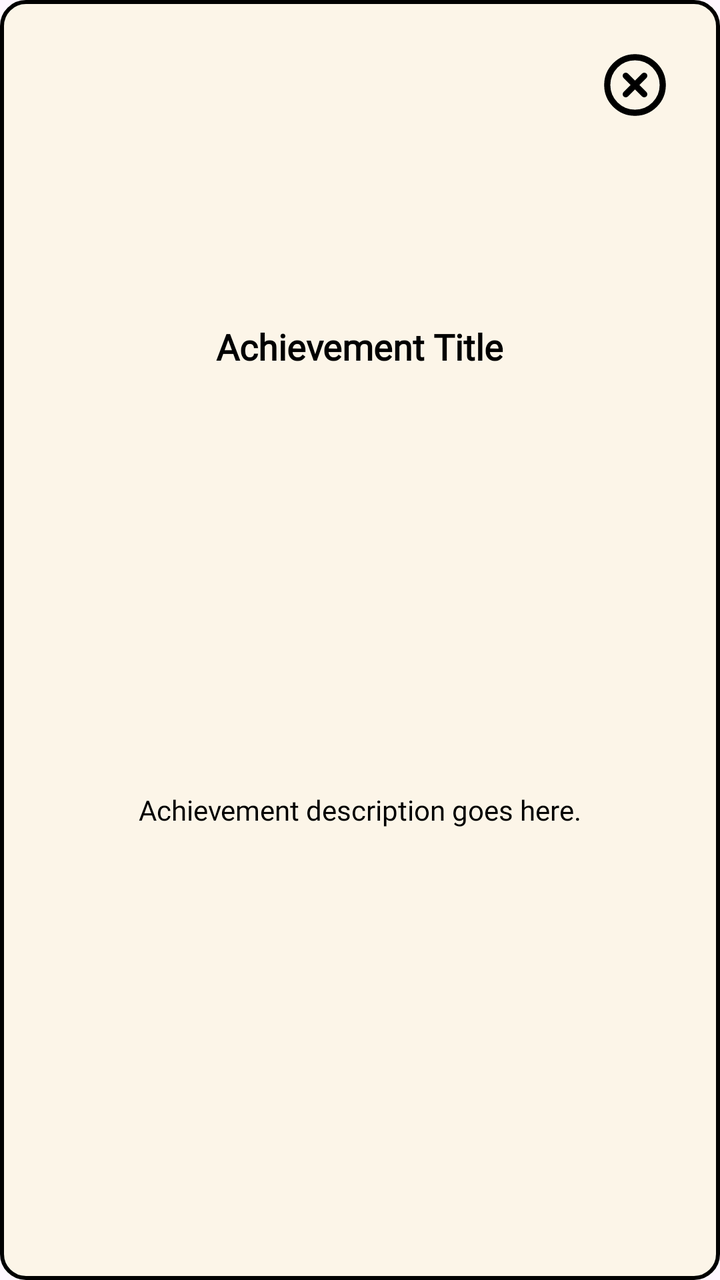
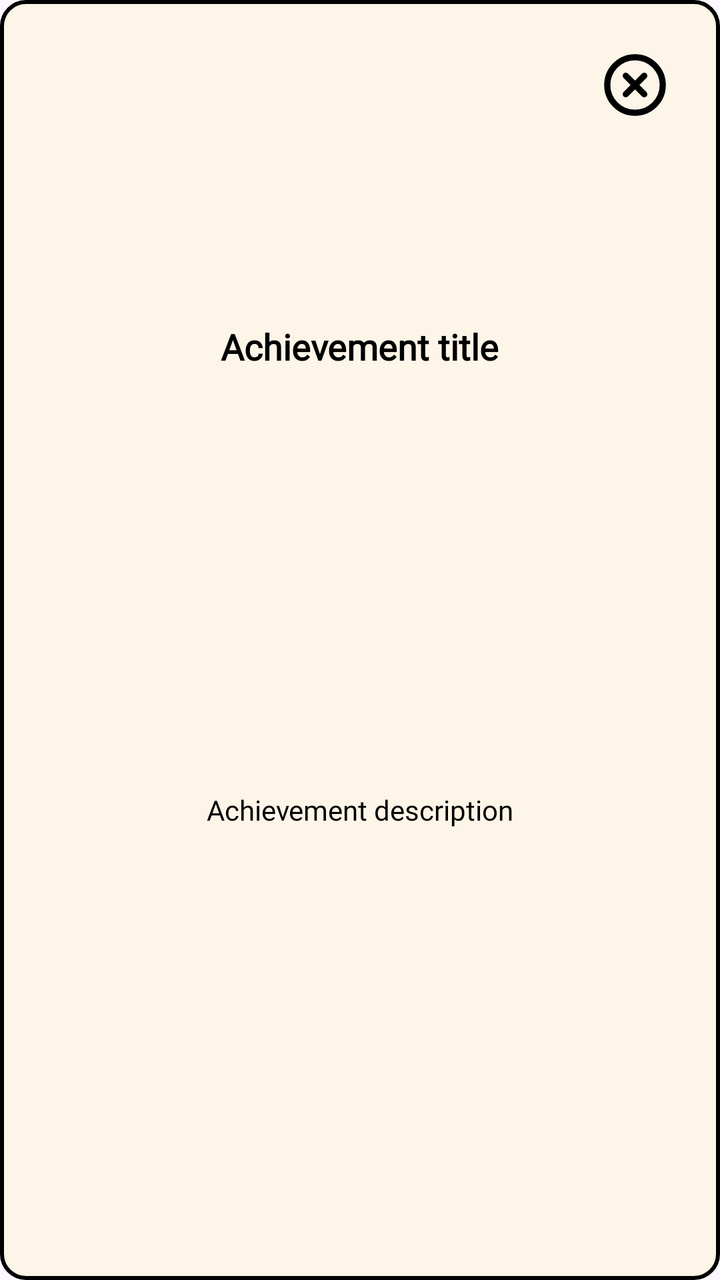

Compare the two renders of this Android layout. The source of the first and the diff that turns it into the second are given below.
<!-- AndroidManifest.xml: application theme Theme.BudgetBuddy -->
<!-- res/layout/dialog_achievement_popup.xml -->
<?xml version="1.0" encoding="utf-8"?>
<androidx.constraintlayout.widget.ConstraintLayout
    xmlns:android="http://schemas.android.com/apk/res/android"
    xmlns:app="http://schemas.android.com/apk/res-auto"
    android:id="@+id/dialogContainer"
    android:layout_width="300dp"
    android:layout_height="300dp"
    android:background="@drawable/achievement_item_bg"
    android:padding="16dp">

    
    <ImageView
        android:id="@+id/btnDismiss"
        android:layout_width="37dp"
        android:layout_height="37dp"
        android:layout_margin="8dp"
        android:src="@drawable/ic_close"
        android:contentDescription="Close"
        android:background="?attr/selectableItemBackgroundBorderless"
        app:tint="@android:color/black"
        app:layout_constraintTop_toTopOf="parent"
        app:layout_constraintEnd_toEndOf="parent" />

    
    <ImageView
        android:id="@+id/popupIcon"
        android:layout_width="64dp"
        android:layout_height="64dp"
        android:layout_marginTop="24dp"
        android:contentDescription="Achievement Icon"
        app:layout_constraintTop_toBottomOf="@id/btnDismiss"
        app:layout_constraintStart_toStartOf="parent"
        app:layout_constraintEnd_toEndOf="parent" />

    
    <TextView
        android:id="@+id/popupTitle"
        android:layout_width="wrap_content"
        android:layout_height="wrap_content"
        android:text="Achievement Title"
        android:textStyle="bold"
        android:textSize="18sp"
        android:textColor="@android:color/black"
        android:fontFamily="@font/outfit_bold"
        app:layout_constraintTop_toBottomOf="@id/popupIcon"
        app:layout_constraintStart_toStartOf="parent"
        app:layout_constraintEnd_toEndOf="parent"
        android:layout_marginTop="12dp" />

    
    <TextView
        android:id="@+id/popupMessage"
        android:layout_width="0dp"
        android:layout_height="wrap_content"
        android:text="Achievement description goes here."
        android:textAlignment="center"
        android:textColor="@android:color/black"
        android:textSize="14sp"
        android:fontFamily="@font/outfit_regular"
        app:layout_constraintTop_toBottomOf="@id/popupTitle"
        app:layout_constraintStart_toStartOf="parent"
        app:layout_constraintEnd_toEndOf="parent"
        app:layout_constraintBottom_toBottomOf="parent"
        android:layout_margin="16dp" />
</androidx.constraintlayout.widget.ConstraintLayout>
<!-- resources referenced by this layout -->
<resources>
  <!-- drawable achievement_item_bg (drawable) -->
  <?xml version="1.0" encoding="utf-8"?>
  <shape xmlns:android="http://schemas.android.com/apk/res/android" android:shape="rectangle">
      <solid android:color="@color/cream" />
      <corners android:radius="12dp" />
      <stroke android:width="2dp" android:color="@color/black" />
      <padding android:left="8dp" android:top="8dp" android:right="8dp" android:bottom="8dp" />
  </shape>
  <!-- drawable ic_close (drawable) -->
  <vector xmlns:android="http://schemas.android.com/apk/res/android"
      android:width="800dp"
      android:height="800dp"
      android:viewportWidth="24"
      android:viewportHeight="24">
    <path
        android:pathData="M9,9L12,12M12,12L15,15M12,12L9,15M12,12L15,9M12,21C7.029,21 3,16.971 3,12C3,7.029 7.029,3 12,3C16.971,3 21,7.029 21,12C21,16.971 16.971,21 12,21Z"
        android:strokeLineJoin="round"
        android:strokeWidth="2"
        android:fillColor="#00000000"
        android:strokeColor="#000000"
        android:strokeLineCap="round"/>
  </vector>
  <style name="Theme.BudgetBuddy" parent="Base.Theme.BudgetBuddy" />
  <color name="cream">#FCF5E8</color>
  <color name="black">#FF000000</color>
  <style name="Base.Theme.BudgetBuddy" parent="Theme.Material3.DayNight.NoActionBar">
          
          
          <item name="colorPrimary">@color/teal</item>
          <item name="colorOnPrimary">@color/white</item>
          <item name="materialButtonStyle">@style/CustomDefaultButton</item>
      </style>
  <color name="teal">#46B793</color>
  <color name="white">#FFFFFFFF</color>
  <style name="CustomDefaultButton" parent="Widget.MaterialComponents.Button">
          <item name="android:textAlignment">textStart</item>
          <item name="android:textSize">18sp</item>
          <item name="textAllCaps">false</item>
          <item name="backgroundTint">@null</item>
          <item name="minHeight">80dp</item>
          <item name="android:width">350dp</item>
          <item name="android:radius">20dp</item>
          <item name="android:paddingVertical">5dp</item>
          <item name="android:elevation">0dp</item>
          <item name="android:stateListAnimator">@null</item>
      </style>
</resources>

<!-- the commit's change to res/layout/dialog_achievement_popup.xml (unified diff, before → after) -->
@@ -15,7 +15,7 @@
         android:layout_height="37dp"
         android:layout_margin="8dp"
         android:src="@drawable/ic_close"
-        android:contentDescription="Close"
+        android:contentDescription="@string/close"
         android:background="?attr/selectableItemBackgroundBorderless"
         app:tint="@android:color/black"
         app:layout_constraintTop_toTopOf="parent"
@@ -27,7 +27,7 @@
         android:layout_width="64dp"
         android:layout_height="64dp"
         android:layout_marginTop="24dp"
-        android:contentDescription="Achievement Icon"
+        android:contentDescription="@string/achievement_icon"
         app:layout_constraintTop_toBottomOf="@id/btnDismiss"
         app:layout_constraintStart_toStartOf="parent"
         app:layout_constraintEnd_toEndOf="parent" />
@@ -37,7 +37,7 @@
         android:id="@+id/popupTitle"
         android:layout_width="wrap_content"
         android:layout_height="wrap_content"
-        android:text="Achievement Title"
+        android:text="@string/achievement_title"
         android:textStyle="bold"
         android:textSize="18sp"
         android:textColor="@android:color/black"
@@ -52,7 +52,7 @@
         android:id="@+id/popupMessage"
         android:layout_width="0dp"
         android:layout_height="wrap_content"
-        android:text="Achievement description goes here."
+        android:text="@string/achievement_description_placeholder"
         android:textAlignment="center"
         android:textColor="@android:color/black"
         android:textSize="14sp"
<!-- resource entries referenced after the edit -->
@@ -22,6 +22,10 @@
         android:strokeColor="#000000"
         android:strokeLineCap="round"/>
   </vector>
+  <string name="achievement_description_placeholder">Achievement description</string>
+  <string name="achievement_icon">Achievement icon</string>
+  <string name="achievement_title">Achievement title</string>
+  <string name="close">Close</string>
   <style name="Theme.BudgetBuddy" parent="Base.Theme.BudgetBuddy" />
   <color name="cream">#FCF5E8</color>
   <color name="black">#FF000000</color>
